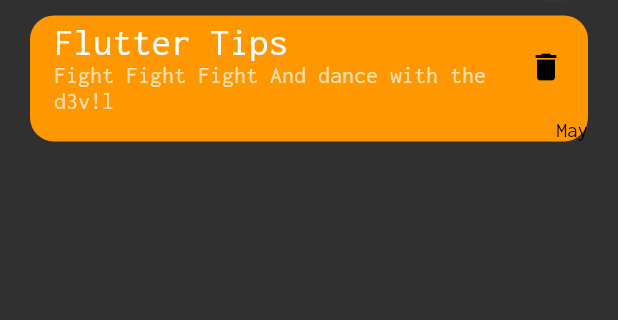
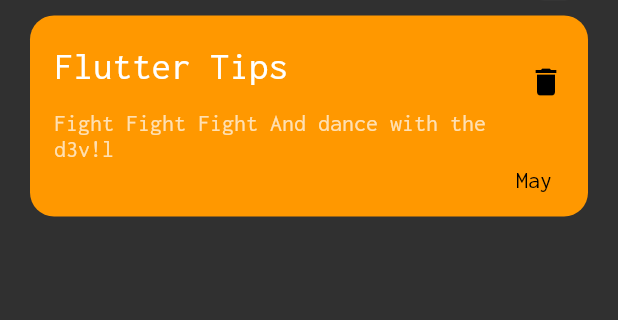
Before and after one commit to mo-tiger/notes_app, a Flutter app: the screen it shows after launch, on a phone screen of 412 x 824 dp, the part 142-462 px from its top. Run offline on Flutter 3.47's test engine with Material 2 defaults, Android fonts, the phone set to English and light mode, and no system bars.

Commit message:
create custom note item

```diff
--- a/lib/widgets/Notes_view_body.dart
+++ b/lib/widgets/Notes_view_body.dart
@@ -1,5 +1,7 @@
 import 'package:flutter/material.dart';
 import 'package:noteapp/widgets/custom_app_par.dart';
+
+import 'custom_note_item.dart';
 
 class NotesViewBody extends StatelessWidget {
   const NotesViewBody({super.key});
@@ -23,40 +25,3 @@ class NotesViewBody extends StatelessWidget {
     );
   }
 }
-
-class NoteItem extends StatelessWidget {
-  const NoteItem({super.key});
-
-  @override
-  Widget build(BuildContext context) {
-    return Container(
-      decoration: BoxDecoration(
-        color: Colors.orange,
-        borderRadius: BorderRadius.circular(16),
-      ),
-      child: Column(
-        crossAxisAlignment: CrossAxisAlignment.end,
-        children: const [
-          ListTile(
-            title: Text(
-              "Flutter Tips",
-              style: TextStyle(fontSize: 26),
-            ),
-            subtitle: Text("Fight Fight Fight And dance with the d3v!l",
-                style: TextStyle(fontSize: 16)),
-            trailing: Icon(
-              Icons.delete,
-              color: Colors.black,
-            ),
-          ),
-          Text(
-            "May",
-            style: TextStyle(
-              color: Colors.black,
-            ),
-          ),
-        ],
-      ),
-    );
-  }
-}
--- /dev/null
+++ b/lib/widgets/custom_note_item.dart
@@ -0,0 +1,43 @@
+import 'package:flutter/material.dart';
+
+class NoteItem extends StatelessWidget {
+  const NoteItem({super.key});
+
+  @override
+  Widget build(BuildContext context) {
+    return Container(
+      padding: const EdgeInsets.only(bottom: 16, top: 16),
+      decoration: BoxDecoration(
+        color: Colors.orange,
+        borderRadius: BorderRadius.circular(16),
+      ),
+      child: Column(
+        crossAxisAlignment: CrossAxisAlignment.end,
+        children: const [
+          ListTile(
+            title: Padding(
+              padding: EdgeInsets.only(bottom: 16),
+              child: Text(
+                "Flutter Tips",
+                style: TextStyle(fontSize: 26),
+              ),
+            ),
+            subtitle: Text("Fight Fight Fight And dance with the d3v!l",
+                style: TextStyle(fontSize: 16)),
+            trailing: Icon(
+              Icons.delete,
+              color: Colors.black,
+            ),
+          ),
+          Padding(
+            padding: const EdgeInsets.only(right: 24),
+            child: Text(
+              "May",
+              style: TextStyle(color: Colors.black, fontSize: 16),
+            ),
+          ),
+        ],
+      ),
+    );
+  }
+}
```
